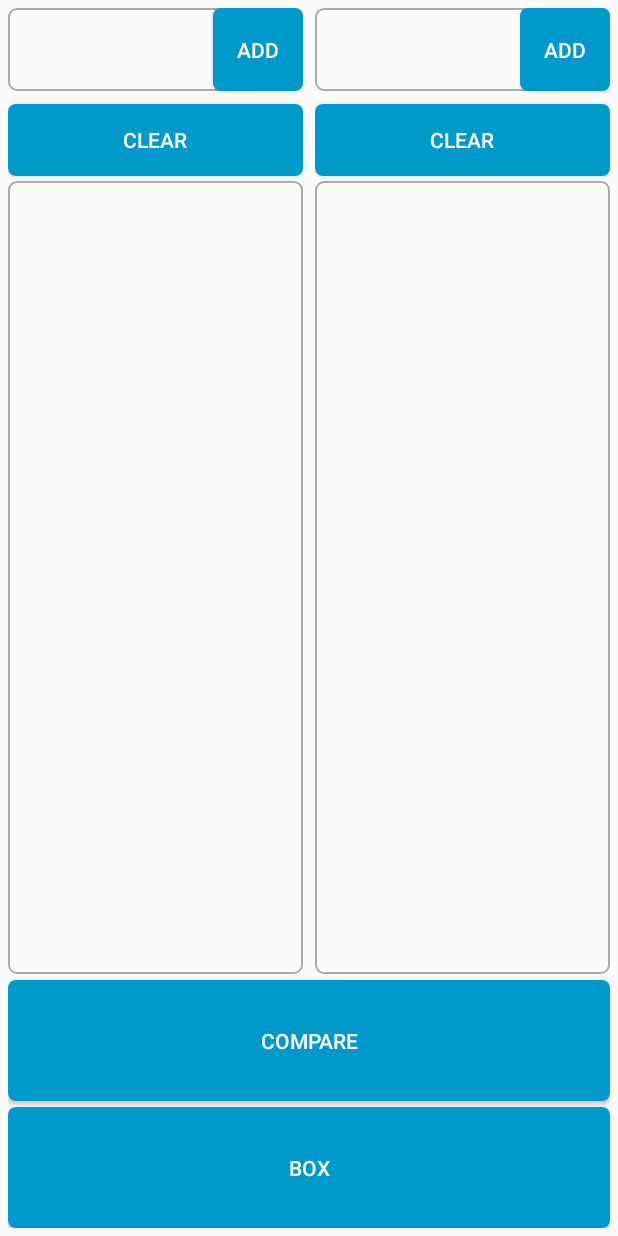
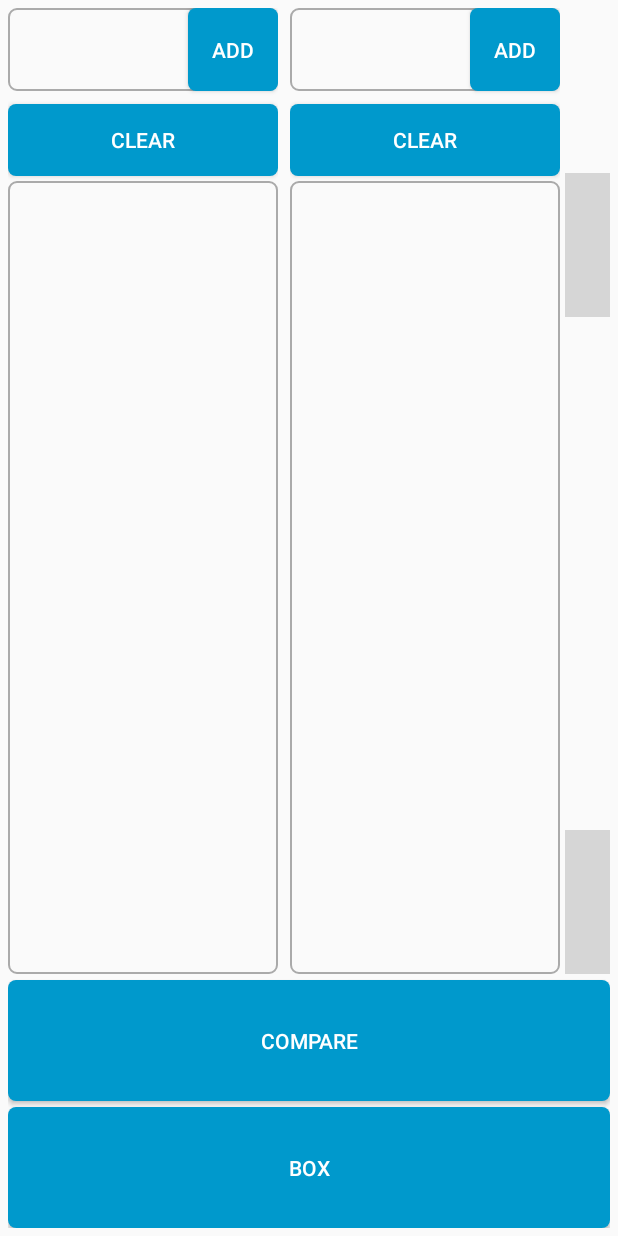
Before and after one commit to ammar-nousher-ali/MatchDay-App, an Android app: the layout activity_main.xml on its own in the app's theme, with its tools: preview values and no code run, on a phone screen of 412 x 824 dp. Run offline under Robolectric (Android 15) with nearby library versions, the phone set to English and light mode, and no system bars; grey boxes are pictures that could not be loaded.

Commit message:
update-include image button to scroll listview

```diff
--- a/app/src/main/AndroidManifest.xml
+++ b/app/src/main/AndroidManifest.xml
@@ -4,9 +4,9 @@
 
     <application
         android:allowBackup="true"
-        android:icon="@mipmap/ic_launcher"
+        android:icon="@drawable/app_icon"
         android:label="@string/app_name"
-        android:roundIcon="@mipmap/ic_launcher_round"
+        android:roundIcon="@drawable/app_icon"
         android:supportsRtl="true"
         android:theme="@style/AppTheme">
         <activity android:name=".MainActivity">
--- a/app/src/main/res/layout/activity_main.xml
+++ b/app/src/main/res/layout/activity_main.xml
@@ -13,8 +13,7 @@
         android:layout_width="match_parent"
         android:layout_height="match_parent"
         android:orientation="vertical"
-        android:weightSum="100"
-        >
+        android:weightSum="100">
 
 
         <LinearLayout
@@ -23,7 +22,7 @@
             android:layout_height="0dp"
             android:layout_weight="80"
             android:orientation="horizontal"
-            android:weightSum="2"
+            android:weightSum="120"
 
             >
 
@@ -31,7 +30,7 @@
                 android:layout_width="0dp"
                 android:layout_height="wrap_content"
                 android:layout_marginRight="4dp"
-                android:layout_weight="1">
+                android:layout_weight="55">
 
                 <EditText
 
@@ -80,7 +79,7 @@
                 android:layout_width="0dp"
                 android:layout_height="wrap_content"
                 android:layout_marginLeft="4dp"
-                android:layout_weight="1">
+                android:layout_weight="55">
 
                 <EditText
                     android:id="@+id/edittext2"
@@ -125,6 +124,40 @@
                     android:background="@drawable/listbackground"></ListView>
             </RelativeLayout>
 
+            <RelativeLayout
+                android:layout_width="0dp"
+                android:layout_height="wrap_content"
+
+                android:layout_weight="10"
+
+                >
+
+                <ImageButton
+                    android:id="@+id/btnDropUp"
+                    android:layout_width="wrap_content"
+                    android:layout_height="wrap_content"
+                    android:layout_alignParentTop="true"
+                    android:layout_gravity="center_horizontal"
+                    android:layout_marginLeft="3dp"
+                    android:layout_marginTop="110dp"
+
+                    android:background="@drawable/image_btn_background"
+                    android:src="@drawable/ic_baseline_arrow_drop_up_24"
+                    android:tint="@android:color/white"></ImageButton>
+
+                <ImageButton
+                    android:id="@+id/btnDropDown"
+
+                    android:layout_width="wrap_content"
+                    android:layout_height="wrap_content"
+                    android:layout_alignParentBottom="true"
+                    android:layout_gravity="center_horizontal"
+                    android:layout_marginLeft="3dp"
+                    android:layout_marginBottom="13dp"
+                    android:background="@drawable/image_btn_background"
+                    android:src="@drawable/ic_baseline_arrow_drop_down_24"
+                    android:tint="@android:color/white"></ImageButton>
+            </RelativeLayout>
 
         </LinearLayout>
 
@@ -139,6 +172,7 @@
             android:background="@drawable/btnbackground"
             android:text="@string/compare"
             android:textColor="@android:color/white"></Button>
+
         <Button
             android:id="@+id/btnBox"
             android:layout_width="match_parent"
@@ -149,6 +183,17 @@
             android:background="@drawable/btnbackground"
             android:text="@string/box"
             android:textColor="@android:color/white"></Button>
+
+        <!--        <Button-->
+        <!--            android:id="@+id/btnScroll"-->
+        <!--            android:layout_width="match_parent"-->
+        <!--            android:layout_height="0dp"-->
+        <!--            android:layout_below="@id/btnBox"-->
+        <!--            android:layout_marginTop="4dp"-->
+        <!--            android:layout_weight="10"-->
+        <!--            android:background="@drawable/btnbackground"-->
+        <!--            android:text="Scroll"-->
+        <!--            android:textColor="@android:color/white"></Button>-->
     </LinearLayout>
 
     <TextView
--- a/app/src/main/res/values/strings.xml
+++ b/app/src/main/res/values/strings.xml
@@ -1,5 +1,5 @@
 <resources>
-    <string name="app_name">Match Day test</string>
+    <string name="app_name">Match Day</string>
     <string name="box">Box</string>
     <string name="compare">Compare</string>
 </resources>
```
Also changed, not shown: app/src/main/java/com/example/tynicfilter/MainActivity.java (+47 -2 lines).
